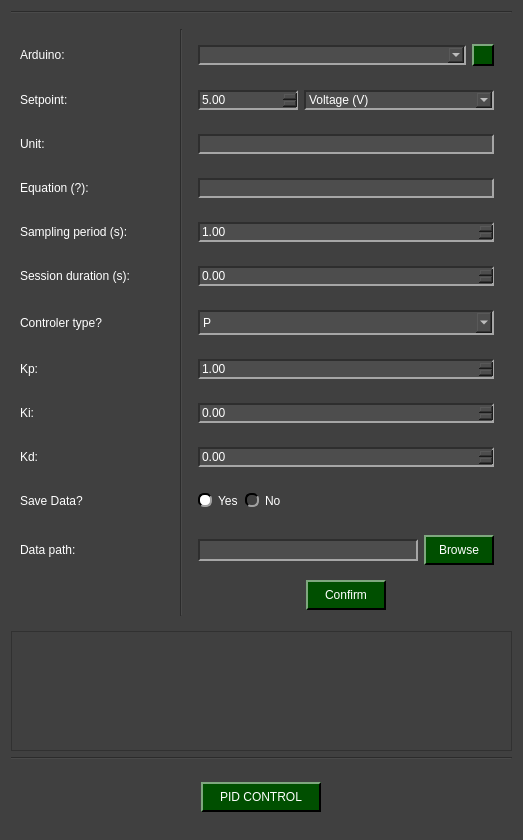
Above: pydaq/uis/PyDAQ_pid_control_arduino_widget.ui from CayoRw/pydaq before the change. Below: the same form after it.
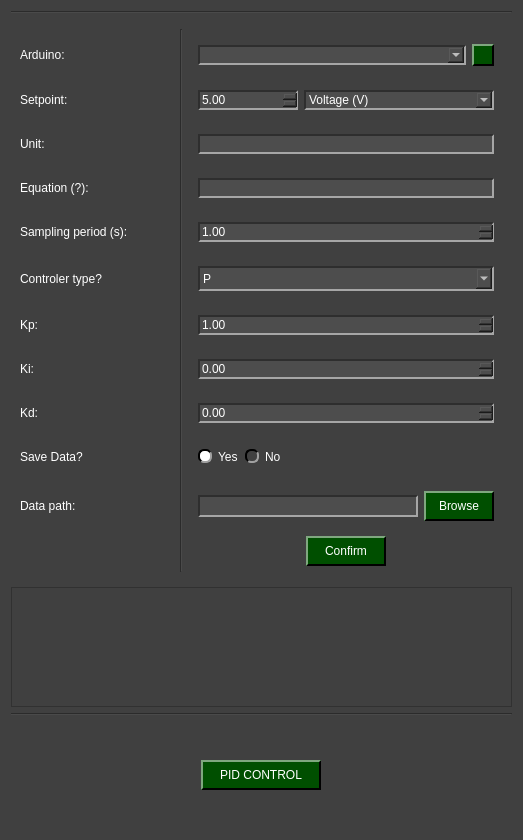
That is the form after the change. Icons and pictures are not drawn.

Commit message: working on pid dialog windows

Patch:
```diff
--- a/pydaq/uis/PyDAQ_pid_control_arduino_widget.ui
+++ b/pydaq/uis/PyDAQ_pid_control_arduino_widget.ui
@@ -353,61 +353,16 @@
    <item row="2" column="0">
     <widget class="QWidget" name="widget_top" native="true">
      <layout class="QGridLayout" name="gridLayout_2">
-      <item row="1" column="2">
-       <widget class="QWidget" name="widget_arduino" native="true">
-        <layout class="QHBoxLayout" name="horizontalLayout_2">
+      <item row="3" column="2" alignment="Qt::AlignmentFlag::AlignVCenter">
+       <widget class="QWidget" name="widget_unit" native="true">
+        <layout class="QHBoxLayout" name="horizontalLayout">
          <item>
-          <widget class="QComboBox" name="comboBox_arduino">
-           <property name="minimumSize">
-            <size>
-             <width>0</width>
-             <height>0</height>
-            </size>
-           </property>
-           <property name="maximumSize">
-            <size>
-             <width>9000000</width>
-             <height>16777215</height>
-            </size>
-           </property>
-          </widget>
-         </item>
-         <item>
-          <widget class="QPushButton" name="reload_devices">
-           <property name="minimumSize">
-            <size>
-             <width>22</width>
-             <height>22</height>
-            </size>
-           </property>
-           <property name="maximumSize">
-            <size>
-             <width>22</width>
-             <height>22</height>
-            </size>
-           </property>
-           <property name="text">
-            <string/>
-           </property>
-          </widget>
+          <widget class="QLineEdit" name="lineEdit_unit"/>
          </item>
         </layout>
        </widget>
       </item>
-      <item row="10" column="0">
-       <widget class="QLabel" name="label_kd">
-        <property name="minimumSize">
-         <size>
-          <width>0</width>
-          <height>30</height>
-         </size>
-        </property>
-        <property name="text">
-         <string>Kd:</string>
-        </property>
-       </widget>
-      </item>
-      <item row="8" column="2">
+      <item row="7" column="2">
        <widget class="QWidget" name="widget_kp" native="true">
         <layout class="QHBoxLayout" name="horizontalLayout_6">
          <item>
@@ -423,16 +378,10 @@
         </layout>
        </widget>
       </item>
-      <item row="7" column="0">
-       <widget class="QLabel" name="label_type">
-        <property name="minimumSize">
-         <size>
-          <width>0</width>
-          <height>30</height>
-         </size>
-        </property>
+      <item row="10" column="0">
+       <widget class="QLabel" name="label">
         <property name="text">
-         <string>Controler type?</string>
+         <string>Save Data?</string>
         </property>
        </widget>
       </item>
@@ -455,6 +404,19 @@
         </layout>
        </widget>
       </item>
+      <item row="3" column="0">
+       <widget class="QLabel" name="label_unit">
+        <property name="minimumSize">
+         <size>
+          <width>0</width>
+          <height>30</height>
+         </size>
+        </property>
+        <property name="text">
+         <string>Unit:</string>
+        </property>
+       </widget>
+      </item>
       <item row="4" column="2">
        <widget class="QWidget" name="widget_equation" native="true">
         <layout class="QHBoxLayout" name="horizontalLayout_9">
@@ -464,6 +426,54 @@
         </layout>
        </widget>
       </item>
+      <item row="11" column="0">
+       <widget class="QLabel" name="label_path">
+        <property name="text">
+         <string>Data path:</string>
+        </property>
+       </widget>
+      </item>
+      <item row="1" column="2">
+       <widget class="QWidget" name="widget_arduino" native="true">
+        <layout class="QHBoxLayout" name="horizontalLayout_2">
+         <item>
+          <widget class="QComboBox" name="comboBox_arduino">
+           <property name="minimumSize">
+            <size>
+             <width>0</width>
+             <height>0</height>
+            </size>
+           </property>
+           <property name="maximumSize">
+            <size>
+             <width>9000000</width>
+             <height>16777215</height>
+            </size>
+           </property>
+          </widget>
+         </item>
+         <item>
+          <widget class="QPushButton" name="reload_devices">
+           <property name="minimumSize">
+            <size>
+             <width>22</width>
+             <height>22</height>
+            </size>
+           </property>
+           <property name="maximumSize">
+            <size>
+             <width>22</width>
+             <height>22</height>
+            </size>
+           </property>
+           <property name="text">
+            <string/>
+           </property>
+          </widget>
+         </item>
+        </layout>
+       </widget>
+      </item>
       <item row="4" column="0">
        <widget class="QLabel" name="label_equation">
         <property name="minimumSize">
@@ -477,8 +487,8 @@
         </property>
        </widget>
       </item>
-      <item row="5" column="0">
-       <widget class="QLabel" name="label_periody">
+      <item row="6" column="0">
+       <widget class="QLabel" name="label_type">
         <property name="minimumSize">
          <size>
           <width>0</width>
@@ -486,15 +496,116 @@
          </size>
         </property>
         <property name="text">
-         <string>Sampling period (s):</string>
+         <string>Controler type?</string>
         </property>
        </widget>
       </item>
-      <item row="6" column="2">
-       <widget class="QWidget" name="widget_duration" native="true">
-        <layout class="QHBoxLayout" name="horizontalLayout_11">
+      <item row="10" column="2">
+       <widget class="QWidget" name="widget" native="true">
+        <layout class="QHBoxLayout" name="horizontalLayout_12">
          <item>
-          <widget class="QDoubleSpinBox" name="doubleSpinBox_duration"/>
+          <widget class="QRadioButton" name="yes_save_radio">
+           <property name="text">
+            <string>Yes</string>
+           </property>
+           <property name="checked">
+            <bool>true</bool>
+           </property>
+           <attribute name="buttonGroup">
+            <string notr="true">save_radio_group</string>
+           </attribute>
+          </widget>
+         </item>
+         <item>
+          <widget class="QRadioButton" name="no_save_radio">
+           <property name="text">
+            <string>No</string>
+           </property>
+           <attribute name="buttonGroup">
+            <string notr="true">save_radio_group</string>
+           </attribute>
+          </widget>
+         </item>
+         <item>
+          <spacer name="horizontalSpacer">
+           <property name="orientation">
+            <enum>Qt::Orientation::Horizontal</enum>
+           </property>
+           <property name="sizeHint" stdset="0">
+            <size>
+             <width>40</width>
+             <height>20</height>
+            </size>
+           </property>
+          </spacer>
+         </item>
+        </layout>
+       </widget>
+      </item>
+      <item row="0" column="1" rowspan="14">
+       <widget class="Line" name="line">
+        <property name="minimumSize">
+         <size>
+          <width>0</width>
+          <height>0</height>
+         </size>
+        </property>
+        <property name="orientation">
+         <enum>Qt::Orientation::Vertical</enum>
+        </property>
+       </widget>
+      </item>
+      <item row="8" column="2">
+       <widget class="QWidget" name="widget_ki" native="true">
+        <layout class="QHBoxLayout" name="horizontalLayout_4">
+         <item>
+          <widget class="QDoubleSpinBox" name="doubleSpinBox_ki">
+           <property name="singleStep">
+            <double>0.100000000000000</double>
+           </property>
+          </widget>
+         </item>
+        </layout>
+       </widget>
+      </item>
+      <item row="7" column="0">
+       <widget class="QLabel" name="label_kp">
+        <property name="minimumSize">
+         <size>
+          <width>0</width>
+          <height>30</height>
+         </size>
+        </property>
+        <property name="text">
+         <string>Kp:</string>
+        </property>
+       </widget>
+      </item>
+      <item row="11" column="2" alignment="Qt::AlignmentFlag::AlignVCenter">
+       <widget class="QWidget" name="widget_path" native="true">
+        <layout class="QHBoxLayout" name="horizontalLayout_10">
+         <item>
+          <widget class="QLineEdit" name="path_line_edit">
+           <property name="minimumSize">
+            <size>
+             <width>0</width>
+             <height>22</height>
+            </size>
+           </property>
+          </widget>
+         </item>
+         <item>
+          <widget class="QPushButton" name="path_folder_browse">
+           <property name="minimumSize">
+            <size>
+             <width>70</width>
+             <height>30</height>
+            </size>
+           </property>
+           <property name="text">
+            <string>Browse</string>
+           </property>
+          </widget>
          </item>
         </layout>
        </widget>
@@ -512,33 +623,33 @@
         </property>
        </widget>
       </item>
-      <item row="6" column="0">
-       <widget class="QLabel" name="label_duration">
+      <item row="8" column="0">
+       <widget class="QLabel" name="label_ki">
+        <property name="minimumSize">
+         <size>
+          <width>0</width>
+          <height>30</height>
+         </size>
+        </property>
         <property name="text">
-         <string>Session duration (s):</string>
+         <string>Ki:</string>
         </property>
        </widget>
       </item>
-      <item row="1" column="0">
-       <widget class="QLabel" name="label_arduino">
+      <item row="9" column="0">
+       <widget class="QLabel" name="label_kd">
         <property name="minimumSize">
          <size>
-          <width>154</width>
+          <width>0</width>
           <height>30</height>
          </size>
         </property>
-        <property name="maximumSize">
-         <size>
-          <width>160</width>
-          <height>16777215</height>
-         </size>
-        </property>
         <property name="text">
-         <string>Arduino:</string>
+         <string>Kd:</string>
         </property>
        </widget>
       </item>
-      <item row="7" column="2">
+      <item row="6" column="2">
        <widget class="QWidget" name="widget_type" native="true">
         <property name="minimumSize">
          <size>
@@ -586,46 +697,8 @@
         </layout>
        </widget>
       </item>
-      <item row="3" column="2" alignment="Qt::AlignmentFlag::AlignVCenter">
-       <widget class="QWidget" name="widget_unit" native="true">
-        <layout class="QHBoxLayout" name="horizontalLayout">
-         <item>
-          <widget class="QLineEdit" name="lineEdit_unit"/>
-         </item>
-        </layout>
-       </widget>
-      </item>
-      <item row="12" column="2" alignment="Qt::AlignmentFlag::AlignVCenter">
-       <widget class="QWidget" name="widget_path" native="true">
-        <layout class="QHBoxLayout" name="horizontalLayout_10">
-         <item>
-          <widget class="QLineEdit" name="path_line_edit">
-           <property name="minimumSize">
-            <size>
-             <width>0</width>
-             <height>22</height>
-            </size>
-           </property>
-          </widget>
-         </item>
-         <item>
-          <widget class="QPushButton" name="path_folder_browse">
-           <property name="minimumSize">
-            <size>
-             <width>70</width>
-             <height>30</height>
-            </size>
-           </property>
-           <property name="text">
-            <string>Browse</string>
-           </property>
-          </widget>
-         </item>
-        </layout>
-       </widget>
-      </item>
-      <item row="9" column="0">
-       <widget class="QLabel" name="label_ki">
+      <item row="5" column="0">
+       <widget class="QLabel" name="label_periody">
         <property name="minimumSize">
          <size>
           <width>0</width>
@@ -633,36 +706,29 @@
          </size>
         </property>
         <property name="text">
-         <string>Ki:</string>
+         <string>Sampling period (s):</string>
         </property>
        </widget>
       </item>
-      <item row="3" column="0">
-       <widget class="QLabel" name="label_unit">
+      <item row="1" column="0">
+       <widget class="QLabel" name="label_arduino">
         <property name="minimumSize">
          <size>
-          <width>0</width>
+          <width>154</width>
           <height>30</height>
          </size>
         </property>
+        <property name="maximumSize">
+         <size>
+          <width>160</width>
+          <height>16777215</height>
+         </size>
+        </property>
         <property name="text">
-         <string>Unit:</string>
+         <string>Arduino:</string>
         </property>
        </widget>
       </item>
-      <item row="10" column="2" alignment="Qt::AlignmentFlag::AlignVCenter">
-       <widget class="QWidget" name="widget_kd" native="true">
-        <layout class="QHBoxLayout" name="horizontalLayout_5">
-         <item>
-          <widget class="QDoubleSpinBox" name="doubleSpinBox_kd">
-           <property name="singleStep">
-            <double>0.100000000000000</double>
-           </property>
-          </widget>
-         </item>
-        </layout>
-       </widget>
-      </item>
       <item row="2" column="2">
        <widget class="QWidget" name="widget_setpoint" native="true">
         <layout class="QHBoxLayout" name="horizontalLayout_3">
@@ -725,20 +791,7 @@
         </layout>
        </widget>
       </item>
-      <item row="8" column="0">
-       <widget class="QLabel" name="label_kp">
-        <property name="minimumSize">
-         <size>
-          <width>0</width>
-          <height>30</height>
-         </size>
-        </property>
-        <property name="text">
-         <string>Kp:</string>
-        </property>
-       </widget>
-      </item>
-      <item row="13" column="2" alignment="Qt::AlignmentFlag::AlignHCenter">
+      <item row="12" column="2" alignment="Qt::AlignmentFlag::AlignHCenter">
        <widget class="QPushButton" name="pushButton_confirm">
         <property name="minimumSize">
          <size>
@@ -757,31 +810,11 @@
         </property>
        </widget>
       </item>
-      <item row="0" column="1" rowspan="15">
-       <widget class="Line" name="line">
-        <property name="minimumSize">
-         <size>
-          <width>0</width>
-          <height>0</height>
-         </size>
-        </property>
-        <property name="orientation">
-         <enum>Qt::Orientation::Vertical</enum>
-        </property>
-       </widget>
-      </item>
-      <item row="12" column="0">
-       <widget class="QLabel" name="label_path">
-        <property name="text">
-         <string>Data path:</string>
-        </property>
-       </widget>
-      </item>
-      <item row="9" column="2">
-       <widget class="QWidget" name="widget_ki" native="true">
-        <layout class="QHBoxLayout" name="horizontalLayout_4">
+      <item row="9" column="2" alignment="Qt::AlignmentFlag::AlignVCenter">
+       <widget class="QWidget" name="widget_kd" native="true">
+        <layout class="QHBoxLayout" name="horizontalLayout_5">
          <item>
-          <widget class="QDoubleSpinBox" name="doubleSpinBox_ki">
+          <widget class="QDoubleSpinBox" name="doubleSpinBox_kd">
            <property name="singleStep">
             <double>0.100000000000000</double>
            </property>
@@ -790,55 +823,6 @@
         </layout>
        </widget>
       </item>
-      <item row="11" column="0">
-       <widget class="QLabel" name="label">
-        <property name="text">
-         <string>Save Data?</string>
-        </property>
-       </widget>
-      </item>
-      <item row="11" column="2">
-       <widget class="QWidget" name="widget" native="true">
-        <layout class="QHBoxLayout" name="horizontalLayout_12">
-         <item>
-          <widget class="QRadioButton" name="yes_save_radio">
-           <property name="text">
-            <string>Yes</string>
-           </property>
-           <property name="checked">
-            <bool>true</bool>
-           </property>
-           <attribute name="buttonGroup">
-            <string notr="true">save_radio_group</string>
-           </attribute>
-          </widget>
-         </item>
-         <item>
-          <widget class="QRadioButton" name="no_save_radio">
-           <property name="text">
-            <string>No</string>
-           </property>
-           <attribute name="buttonGroup">
-            <string notr="true">save_radio_group</string>
-           </attribute>
-          </widget>
-         </item>
-         <item>
-          <spacer name="horizontalSpacer">
-           <property name="orientation">
-            <enum>Qt::Orientation::Horizontal</enum>
-           </property>
-           <property name="sizeHint" stdset="0">
-            <size>
-             <width>40</width>
-             <height>20</height>
-            </size>
-           </property>
-          </spacer>
-         </item>
-        </layout>
-       </widget>
-      </item>
      </layout>
     </widget>
    </item>
```
The commit also changes 7 other files.
